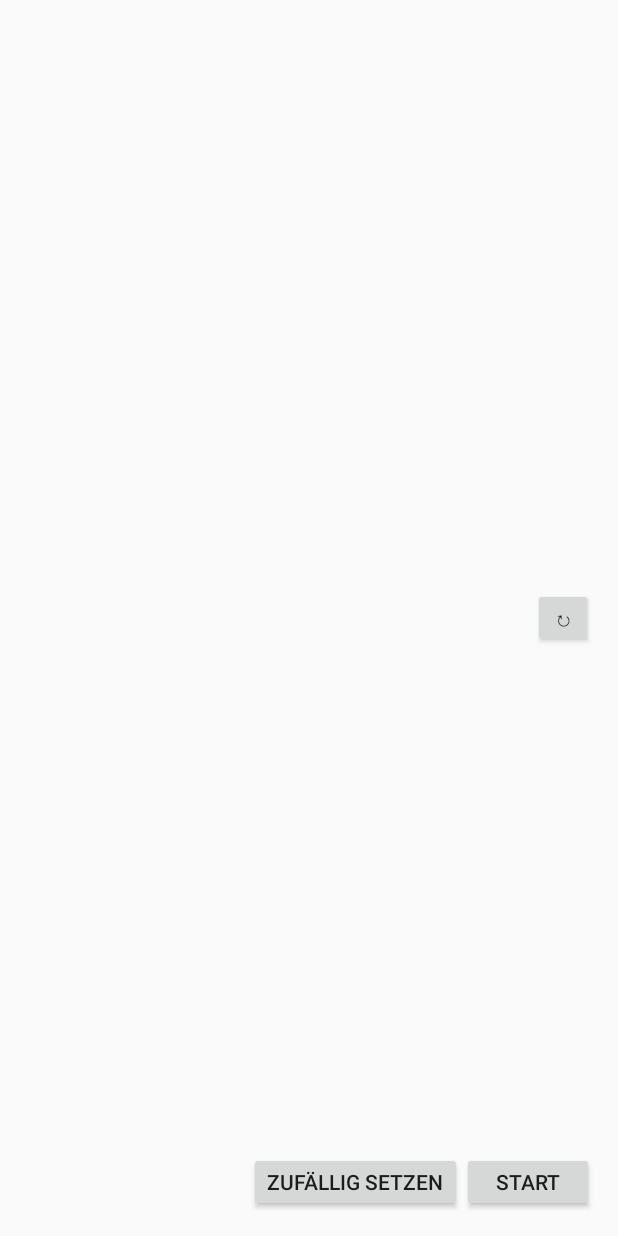
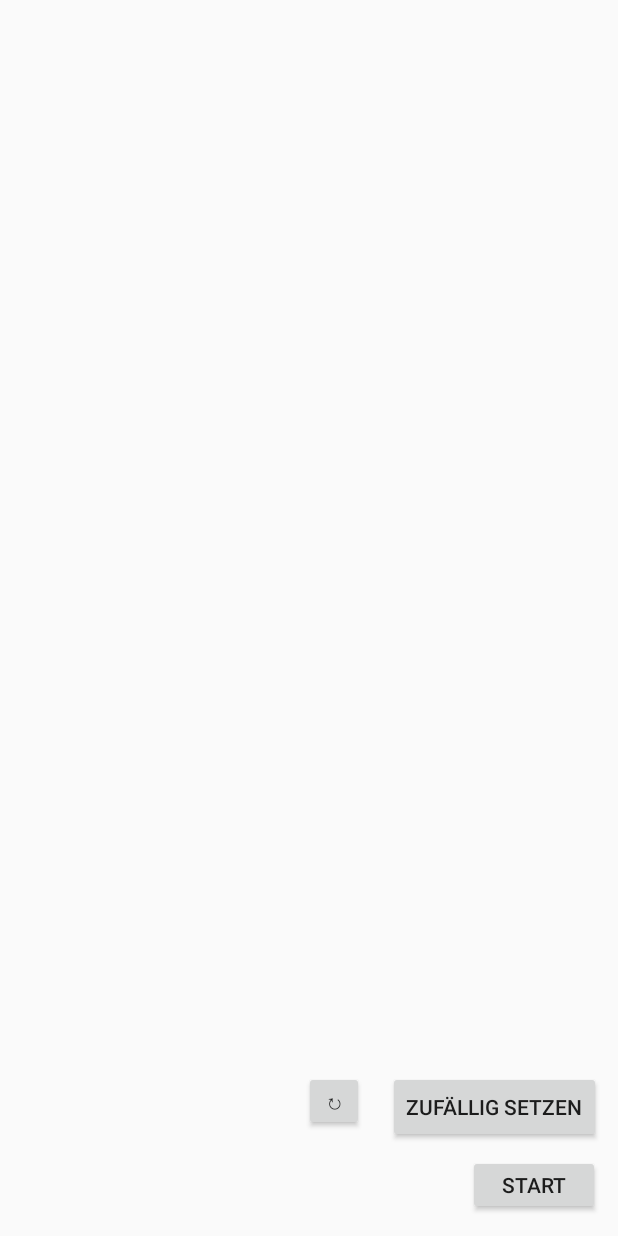
Before and after one commit to Stay2g/Battleships, an Android app: the layout activity_game_layout.xml on its own in the app's theme, with its tools: preview values and no code run, on a phone screen of 412 x 824 dp. Run offline under Robolectric (Android 15) with nearby library versions, the light colour scheme and no system bars.

Commit message:
texture-update 2.3.7

```diff
--- a/app/src/main/res/layout/activity_game.xml
+++ b/app/src/main/res/layout/activity_game.xml
@@ -8,7 +8,7 @@
     <ImageView
         android:layout_width="match_parent"
         android:layout_height="match_parent"
-        android:id="@+id/imageViewBackground" />
+        android:id="@+id/imageViewBackground"/>
 
     <GridLayout
         android:layout_width="200dp"
@@ -16,7 +16,7 @@
         android:layout_marginTop="45dp"
         android:layout_marginEnd="30dp"
         android:layout_alignParentEnd="true"
-        android:id="@+id/gridLayoutPlayer">
+        android:id="@+id/gridLayout">
     </GridLayout>
 
     <GridLayout
--- a/app/src/main/res/layout/activity_game_layout.xml
+++ b/app/src/main/res/layout/activity_game_layout.xml
@@ -4,77 +4,85 @@
     android:id="@+id/activity_main"
     android:layout_width="match_parent"
     android:layout_height="match_parent"
-    android:paddingBottom="@dimen/activity_vertical_margin"
-    android:paddingLeft="@dimen/activity_horizontal_margin"
-    android:paddingRight="@dimen/activity_horizontal_margin"
-    android:paddingTop="@dimen/activity_vertical_margin"
     tools:context="com.example.tom.battleships.GameLayoutActivity">
 
+    <ImageView
+        android:layout_width="match_parent"
+        android:layout_height="match_parent"
+        android:id="@+id/imageViewBackgroundLayout"
+        android:layout_alignParentTop="true"
+        android:layout_alignParentStart="true" />
+
     <GridLayout
-        android:layout_width="300dp"
-        android:layout_height="300dp"
+        android:layout_width="280dp"
+        android:layout_height="280dp"
         android:layout_alignParentTop="true"
         android:layout_alignParentStart="true"
-        android:layout_marginTop="20dp"
-        android:layout_marginStart="20dp"
-        android:id="@+id/gridLayoutPlayer">
+        android:layout_marginTop="@dimen/marginLayoutPlayerTop"
+        android:layout_marginStart="@dimen/marginLayoutPlayerStart"
+        android:id="@+id/gridLayout">
     </GridLayout>
+
+    <TextView
+        android:layout_width="120dp"
+        android:layout_height="30dp"
+        android:id="@+id/textViewPlaceholder1"
+        android:layout_alignTop="@+id/gridLayout"
+        android:layout_alignEnd="@+id/textViewPlaceholder0"
+        android:layout_marginTop="7dp" />
 
     <TextView
         android:layout_width="150dp"
         android:layout_height="30dp"
         android:id="@+id/textViewPlaceholder0"
-        android:layout_alignParentEnd="true"
-        android:layout_marginEnd="0dp" />
+        android:layout_marginEnd="21dp"
+        android:layout_marginTop="8dp"
+        android:layout_alignParentTop="true"
+        android:layout_alignEnd="@+id/buttonStart" />
 
     <TextView
-        android:layout_width="150dp"
+        android:layout_width="60dp"
         android:layout_height="30dp"
-        android:id="@+id/textViewPlaceholder1"
-        android:layout_below="@id/textViewPlaceholder0"
-        android:layout_marginTop="30dp"
-        android:layout_alignParentEnd="true"
-        android:layout_marginEnd="0dp" />
+        android:id="@+id/textViewPlaceholder3"
+        android:layout_marginTop="23dp"
+        android:layout_below="@+id/textViewPlaceholder2"
+        android:layout_alignEnd="@+id/textViewPlaceholder2"
+        android:layout_marginEnd="2dp" />
 
     <TextView
-        android:layout_width="150dp"
+        android:layout_width="90dp"
         android:layout_height="30dp"
         android:id="@+id/textViewPlaceholder2"
+        android:layout_marginTop="18dp"
         android:layout_below="@+id/textViewPlaceholder1"
-        android:layout_alignParentEnd="true"
-        android:layout_marginTop="30dp" />
+        android:layout_alignEnd="@+id/textViewPlaceholder1" />
 
-    <TextView
-        android:layout_width="150dp"
-        android:layout_height="30dp"
-        android:id="@+id/textViewPlaceholder3"
-        android:layout_marginTop="30dp"
-        android:layout_below="@+id/textViewPlaceholder2"
-        android:layout_alignParentEnd="true" />
+    <Button
+        android:text="↻"
+        android:layout_width="40dp"
+        android:layout_height="40dp"
+        android:id="@+id/buttonRotate"
+        android:layout_marginEnd="16dp"
+        android:layout_alignTop="@+id/buttonSetShipsRandom"
+        android:layout_toStartOf="@+id/buttonSetShipsRandom" />
+
+    <Button
+        android:text="Zufällig setzen"
+        android:layout_width="wrap_content"
+        android:layout_height="wrap_content"
+        android:id="@+id/buttonSetShipsRandom"
+        android:layout_marginBottom="8dp"
+        android:layout_above="@+id/buttonStart"
+        android:layout_alignStart="@+id/textViewPlaceholder1" />
 
     <Button
         android:text="Start"
         android:layout_width="wrap_content"
         android:layout_height="40dp"
         android:id="@+id/buttonStart"
+        android:layout_marginEnd="12dp"
         android:layout_alignParentBottom="true"
-        android:layout_alignParentEnd="true" />
-
-    <Button
-        android:text="↻"
-        android:layout_width="40dp"
-        android:layout_height="40dp"
-        android:id="@+id/buttonRotate"
-        android:layout_marginStart="19dp"
-        android:layout_centerVertical="true"
-        android:layout_toEndOf="@+id/gridLayoutPlayer" />
-
-    <Button
-        android:text="Zufällig setzen"
-        android:layout_width="wrap_content"
-        android:layout_height="wrap_content"
-        android:id="@+id/buttonSetShipsRandom"
-        android:layout_alignTop="@+id/buttonStart"
-        android:layout_toStartOf="@+id/buttonStart" />
+        android:layout_alignParentEnd="true"
+        android:layout_marginBottom="14dp" />
 
 </RelativeLayout>
```
Also changed, not shown: app/src/main/java/com/example/tom/battleships/GameActivity.java (+1 -6 lines), app/src/main/java/com/example/tom/battleships/GameLayoutActivity.java (+100 -52 lines).
